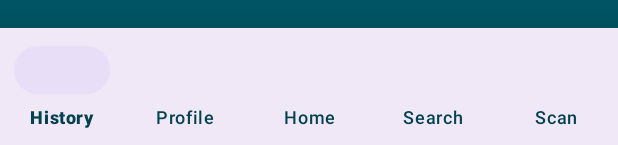
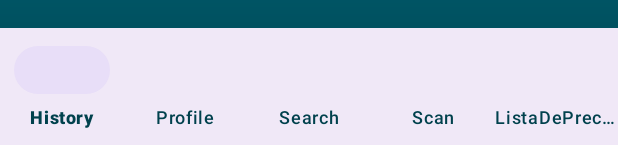
Before and after one commit to GuilhermeKatchau/ShoppingWise2, an Android app: the layout activity_home.xml on its own in the app's theme, with its tools: preview values and no code run, on a phone screen of 412 x 824 dp. Shown: the part 1088-1233 px from the top of the screen. Run offline under Robolectric (Android 15) with nearby library versions, the phone set to English and light mode, and no system bars.

Commit message:
JA ESTA CRLH

```diff
--- a/app/src/main/AndroidManifest.xml
+++ b/app/src/main/AndroidManifest.xml
@@ -35,6 +35,12 @@
         <activity
             android:name=".SignInActivity"
             android:exported="false"/>
+        <activity
+            android:name=".Pesquisa"
+            android:exported="false"/>
+        <activity
+            android:name=".ProfileActivity"
+            android:exported="false" />
     </application>
     <uses-feature android:name="android.hardware.camera" android:required="false" />
 </manifest>
--- a/app/src/main/java/com/example/shoppingwise2/ShowPrice.java
+++ b/app/src/main/java/com/example/shoppingwise2/ShowPrice.java
@@ -55,19 +55,16 @@ public class ShowPrice extends AppCompatActivity {
             return insets;
         });
         BottomNavigationView bottomNavigationView = findViewById(R.id.bottomNavigationView);
-        bottomNavigationView.setItemIconTintList(null);
-        bottomNavigationView.setItemTextColor(getResources().getColorStateList(R.color.nav_icon_color));
 
         bottomNavigationView.setOnItemSelectedListener(item -> {
             int itemId = item.getItemId();
             if (itemId == R.id.nav_history) {
-                startActivity(new Intent(ShowPrice.this, HistoricoSearch.class));
+                startActivity(new Intent(ShowPrice.this, Pesquisa.class));
                 return true;
             } else if (itemId == R.id.nav_profile) {
                 startActivity(new Intent(ShowPrice.this, ProfileActivity.class));
                 return true;
             } else if (itemId == R.id.nav_search) {
-                // já estás aqui
                 return true;
             } else if (itemId == R.id.nav_scan) {
                 startActivity(new Intent(ShowPrice.this, ScannerActivity.class));
--- a/app/src/main/res/menu/menu_main.xml
+++ b/app/src/main/res/menu/menu_main.xml
@@ -10,11 +10,6 @@
         android:title="Profile" />
     <!-- android:icon="@drawable/ic_profile" -->
     <item
-        android:id="@+id/nav_home"
-
-        android:title="Home" />
-    <!-- android:icon="@drawable/ic_home" -->
-    <item
         android:id="@+id/nav_search"
 
         android:title="Search" />
@@ -23,5 +18,10 @@
         android:id="@+id/nav_scan"
 
         android:title="Scan" />
+
+    <item
+        android:id="@+id/nav_preco"
+
+        android:title="ListaDePrecos" />
     <!-- android:icon="@drawable/ic_scan" -->
 </menu>
--- a/app/src/main/res/menu/menu_profile.xml
+++ b/app/src/main/res/menu/menu_profile.xml
@@ -7,9 +7,6 @@
         android:title="Profile"
         />
     <item
-        android:id="@+id/nav_home"
-        android:title="Home" />
-    <item
         android:id="@+id/nav_search"
         android:title="Search" />
     <item
```
